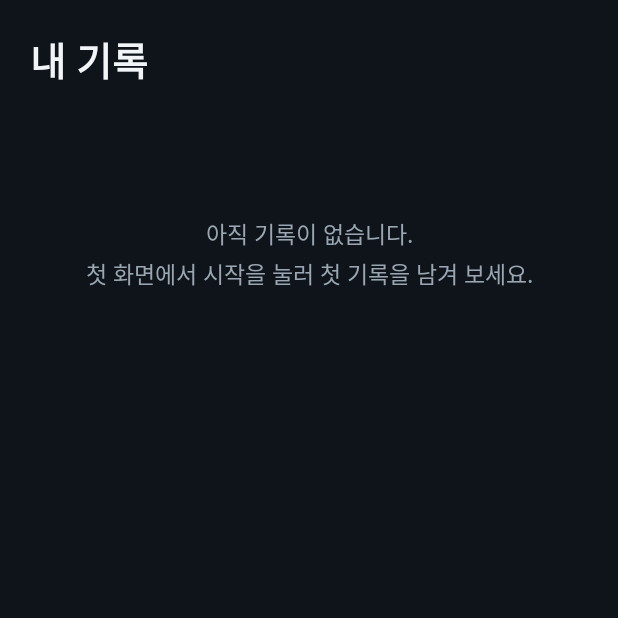
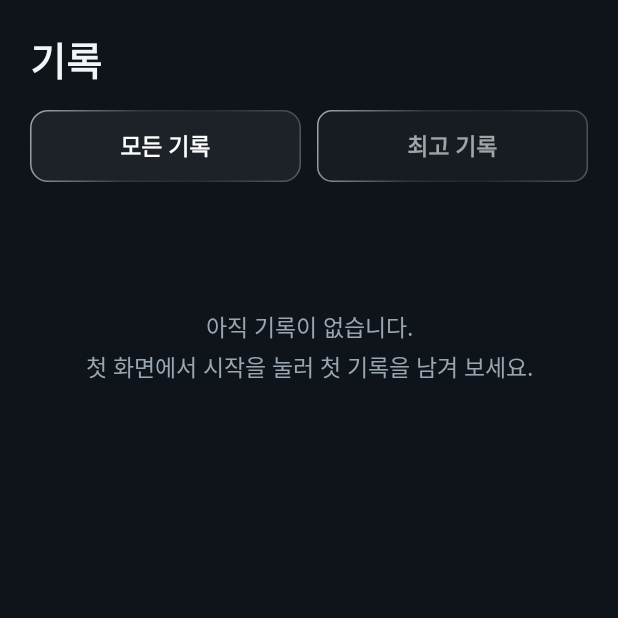
Before and after one commit to sby1234-ai/runmate, an Android app: the RunsActivity screen opened directly, with no data from a screen before it, on a phone screen of 412 x 824 dp, the top half of it. Run offline under Robolectric (Android 15) with nearby library versions, the phone set to English and light mode, and no system bars; network calls fail; pictures from the network do not load.

Commit message:
v0.3.17: 첫 화면 타일 4개로 정리, 기록 화면에 「모든 기록 / 최고 기록」 탭
Co-Authored-By: Claude Opus 5.5 <noreply@anthropic.com>
Claude-Session: https://claude.ai/code/session_01F4D9EqcYjBetG7j9fhs9Kh

```diff
--- a/app/build.gradle.kts
+++ b/app/build.gradle.kts
@@ -15,8 +15,8 @@ android {
         applicationId = "io.github.sby1234ai.runmate"
         minSdk = 26
         targetSdk = 36
-        versionCode = 19
-        versionName = "0.3.16"
+        versionCode = 20
+        versionName = "0.3.17"
     }
 
     signingConfigs {
--- a/app/src/main/java/io/github/sby1234ai/runmate/MainActivity.kt
+++ b/app/src/main/java/io/github/sby1234ai/runmate/MainActivity.kt
@@ -330,18 +330,15 @@ class MainActivity : AppCompatActivity() {
         val grid = findViewById<GridLayout>(R.id.tiles)
         val plan = IntervalPlan.byId(Prefs.interval(this))
         fun onOff(v: Boolean) = if (v) "켜짐" else "꺼짐"
+        // 타일 4개(2×2): 기록(모든 기록·최고 기록은 기록 화면 안의 탭), 인터벌, 음성, 자동 일시정지. 설정은 오른쪽 위 톱니바퀴
         val tiles = listOf(
+            Tile(R.drawable.ic_list, R.color.ink, "기록", "불러오는 중…") { startActivity(Intent(this, RunsActivity::class.java)) },
             Tile(R.drawable.ic_timer, R.color.walk, "인터벌 코칭", plan?.shortName ?: "자유롭게 달리기") { chooseInterval() },
-            Tile(R.drawable.ic_list, R.color.ink, "내 기록", "불러오는 중…") { startActivity(Intent(this, RunsActivity::class.java)) },
-            Tile(R.drawable.ic_trophy, R.color.gold, "최고 기록", "불러오는 중…") { startActivity(Intent(this, RunsActivity::class.java)) },
             Tile(R.drawable.ic_volume, R.color.sky, "음성 안내", onOff(Prefs.voice(this))) {
                 Prefs.setVoice(this, !Prefs.voice(this)); renderHome()
             },
             Tile(R.drawable.ic_pause, R.color.still, "자동 일시정지", onOff(Prefs.autoPause(this))) {
                 Prefs.setAutoPause(this, !Prefs.autoPause(this)); renderHome()
-            },
-            Tile(R.drawable.ic_settings, R.color.sub, "설정", "지도 · 날씨 · 저장 공간") {
-                startActivity(Intent(this, SettingsActivity::class.java))
             },
         )
         grid.removeAllViews()
@@ -372,8 +369,11 @@ class MainActivity : AppCompatActivity() {
             val best1k = runs.mapNotNull { Records.bestEffort(it.points, 1000.0) }.minOrNull()
             runOnUiThread {
                 if (isFinishing) return@runOnUiThread
-                views[1].findViewById<TextView>(R.id.sub).text = if (runs.isEmpty()) "아직 없음" else "${runs.size}개 · ${Format.km(sum.all.distance)} km"
-                views[2].findViewById<TextView>(R.id.sub).text = best1k?.let { "1km ${Format.duration(it)}" } ?: "1km를 달려 보세요"
+                views[0].findViewById<TextView>(R.id.sub).text = when {
+                    runs.isEmpty() -> "아직 없음"
+                    best1k != null -> "${runs.size}개 · 최고 1km ${Format.duration(best1k)}"
+                    else -> "${runs.size}개 · ${Format.km(sum.all.distance)} km"
+                }
                 findViewById<TextView>(R.id.weekLine).text =
                     "이번 주 ${Format.km(sum.week.distance)} km · ${sum.week.count}번 달림"
             }
--- a/app/src/main/java/io/github/sby1234ai/runmate/RunsActivity.kt
+++ b/app/src/main/java/io/github/sby1234ai/runmate/RunsActivity.kt
@@ -26,7 +26,30 @@ class RunsActivity : AppCompatActivity() {
         super.onCreate(savedInstanceState)
         setContentView(R.layout.activity_runs)
         io.github.sby1234ai.runmate.ui.EdgeInsets.apply(this)
+        findViewById<View>(R.id.tabAll).setOnClickListener { selectTab(false) }
+        findViewById<View>(R.id.tabBest).setOnClickListener { selectTab(true) }
+        selectTab(savedInstanceState?.getBoolean("best") ?: intent.getBooleanExtra(EXTRA_BEST, false))
     }
+
+    private var best = false
+
+    override fun onSaveInstanceState(outState: Bundle) { super.onSaveInstanceState(outState); outState.putBoolean("best", best) }
+
+    /** 탭: 고른 쪽은 진한 유리판에 흰 글자, 다른 쪽은 옅은 유리판에 옅은 글자 */
+    private fun selectTab(showBest: Boolean) {
+        best = showBest
+        val kinds = io.github.sby1234ai.runmate.ui.GlassKind.STRONG to io.github.sby1234ai.runmate.ui.GlassKind.PANEL
+        for ((id, on) in listOf(R.id.tabAll to !showBest, R.id.tabBest to showBest)) {
+            val t = findViewById<TextView>(id)
+            io.github.sby1234ai.runmate.ui.Glass.apply(t, if (on) kinds.first else kinds.second, true)
+            t.setTextColor(if (on) 0xFFFFFFFF.toInt() else 0x99FFFFFF.toInt())
+            t.isSelected = on
+        }
+        findViewById<View>(R.id.allPane).visibility = if (showBest) View.GONE else View.VISIBLE
+        findViewById<View>(R.id.prPane).visibility = if (showBest) View.VISIBLE else View.GONE
+    }
+
+    companion object { const val EXTRA_BEST = "best" }
 
     override fun onResume() {
         super.onResume()
@@ -87,6 +110,7 @@ class RunsActivity : AppCompatActivity() {
             items += Triple("가장 긴 거리", "${Format.km(it.stats.distance)} km", it.id)
         }
         findViewById<View>(R.id.prCard).visibility = if (items.isEmpty()) View.GONE else View.VISIBLE
+        findViewById<View>(R.id.prEmpty).visibility = if (items.isEmpty()) View.VISIBLE else View.GONE
         for ((label, value, id) in items) {
             val line = LinearLayout(this).apply {
                 orientation = LinearLayout.HORIZONTAL; setPadding(0, 12, 0, 12)
--- a/app/src/main/res/layout/activity_runs.xml
+++ b/app/src/main/res/layout/activity_runs.xml
@@ -4,8 +4,20 @@
     <LinearLayout android:layout_width="match_parent" android:layout_height="wrap_content"
         android:orientation="vertical" android:paddingHorizontal="20dp" android:paddingTop="20dp" android:paddingBottom="28dp">
         <TextView android:layout_width="wrap_content" android:layout_height="wrap_content"
-            android:text="내 기록" android:textSize="26sp" android:textStyle="bold" android:textColor="@color/ink" />
+            android:text="기록" android:textSize="26sp" android:textStyle="bold" android:textColor="@color/ink" />
 
+        <!-- 탭: 모든 기록 / 최고 기록 -->
+        <LinearLayout android:layout_width="match_parent" android:layout_height="48dp"
+            android:orientation="horizontal" android:layout_marginTop="14dp">
+            <TextView android:id="@+id/tabAll" android:layout_width="0dp" android:layout_weight="1" android:layout_height="match_parent"
+                android:layout_marginEnd="5dp" android:gravity="center" android:text="모든 기록" android:textSize="15sp" android:textStyle="bold"
+                android:clickable="true" android:focusable="true" />
+            <TextView android:id="@+id/tabBest" android:layout_width="0dp" android:layout_weight="1" android:layout_height="match_parent"
+                android:layout_marginStart="5dp" android:gravity="center" android:text="최고 기록" android:textSize="15sp" android:textStyle="bold"
+                android:clickable="true" android:focusable="true" />
+        </LinearLayout>
+
+        <LinearLayout android:id="@+id/allPane" android:layout_width="match_parent" android:layout_height="wrap_content" android:orientation="vertical">
         <LinearLayout android:id="@+id/summaryRow" android:layout_width="match_parent" android:layout_height="wrap_content"
             android:orientation="horizontal" android:layout_marginTop="14dp" android:visibility="gone">
             <LinearLayout android:layout_width="0dp" android:layout_weight="1" android:layout_height="wrap_content"
@@ -24,15 +36,6 @@
             </LinearLayout>
         </LinearLayout>
 
-        <LinearLayout android:id="@+id/prCard" android:layout_width="match_parent" android:layout_height="wrap_content"
-            android:orientation="vertical" android:layout_marginTop="12dp" android:background="@drawable/bg_card" android:tag="glass" android:padding="14dp"
-            android:visibility="gone">
-            <TextView android:layout_width="wrap_content" android:layout_height="wrap_content"
-                android:text="최고 기록" android:textSize="16sp" android:textStyle="bold" android:textColor="@color/ink" />
-            <LinearLayout android:id="@+id/prList" android:layout_width="match_parent" android:layout_height="wrap_content"
-                android:orientation="vertical" android:layout_marginTop="6dp" />
-        </LinearLayout>
-
         <TextView android:id="@+id/summary" style="@style/Label" android:layout_width="wrap_content" android:layout_height="wrap_content"
             android:layout_marginTop="18dp" />
         <LinearLayout android:id="@+id/list" android:layout_width="match_parent" android:layout_height="wrap_content"
@@ -41,5 +44,21 @@
             android:layout_marginTop="40dp" android:gravity="center" android:visibility="gone"
             android:text="아직 기록이 없습니다.\n첫 화면에서 시작을 눌러 첫 기록을 남겨 보세요."
             android:textSize="15sp" android:textColor="@color/sub" android:lineSpacingExtra="4dp" />
+        </LinearLayout>
+
+        <LinearLayout android:id="@+id/prPane" android:layout_width="match_parent" android:layout_height="wrap_content"
+            android:orientation="vertical" android:visibility="gone">
+        <LinearLayout android:id="@+id/prCard" android:layout_width="match_parent" android:layout_height="wrap_content"
+            android:orientation="vertical" android:layout_marginTop="14dp" android:background="@drawable/bg_card" android:tag="glass" android:padding="14dp"
+            android:visibility="gone">
+            <LinearLayout android:id="@+id/prList" android:layout_width="match_parent" android:layout_height="wrap_content"
+                android:orientation="vertical" android:layout_marginTop="6dp" />
+        </LinearLayout>
+
+            <TextView android:id="@+id/prEmpty" android:layout_width="match_parent" android:layout_height="wrap_content"
+                android:layout_marginTop="40dp" android:gravity="center" android:visibility="gone"
+                android:text="아직 최고 기록이 없습니다.\n1km 넘게 달리면 가장 빠른 1km가 여기에 남습니다."
+                android:textSize="15sp" android:textColor="@color/sub" android:lineSpacingExtra="4dp" />
+        </LinearLayout>
     </LinearLayout>
 </ScrollView>
```
Also changed, not shown: 1 other file.
